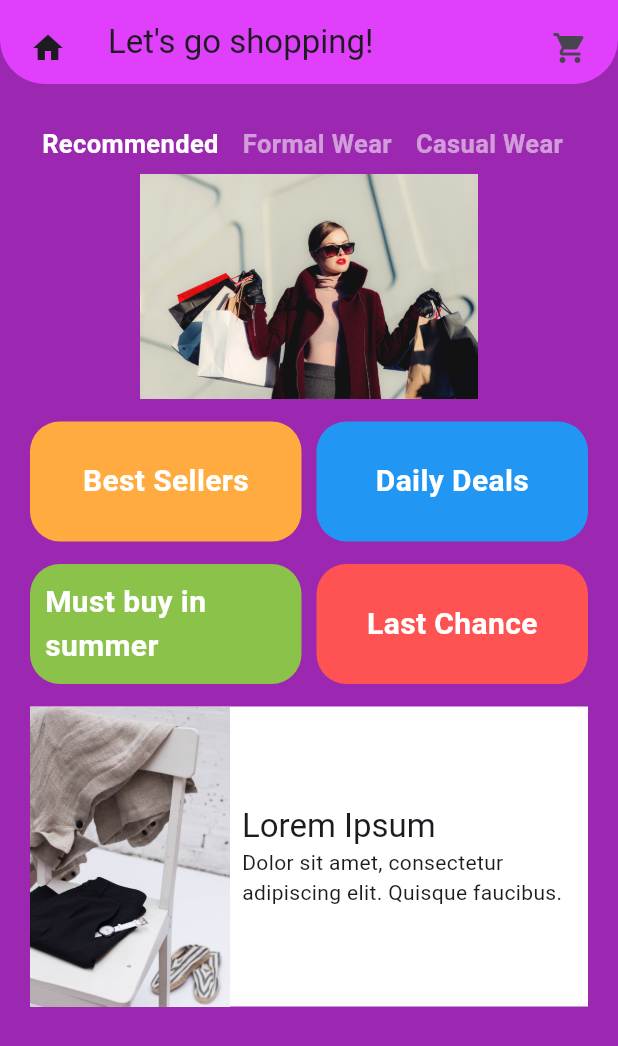
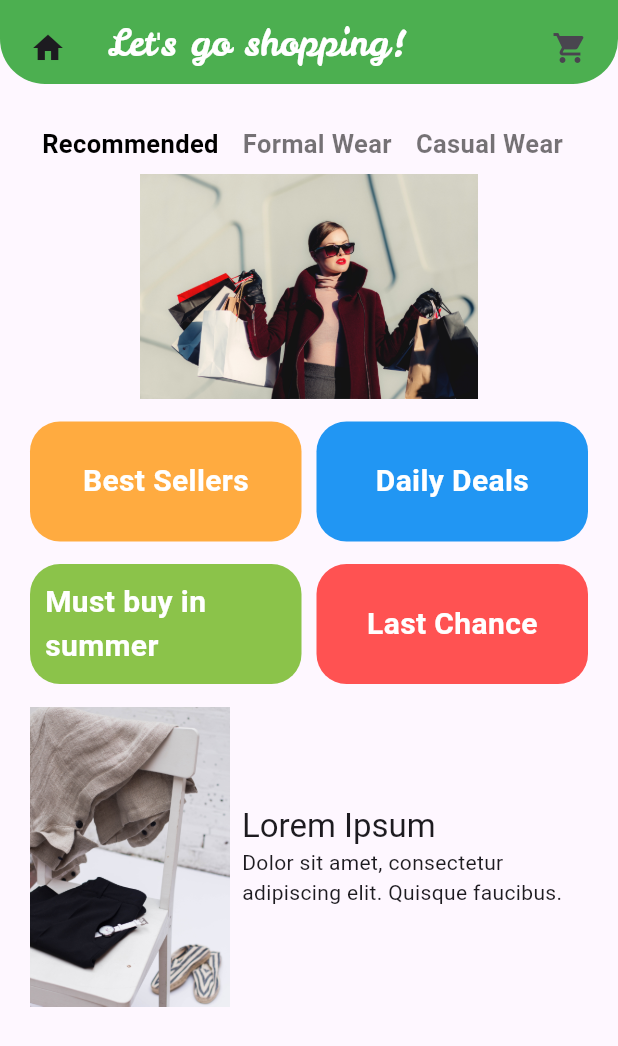
Before and after one commit to MD-DILDAR-MANDAL/learn_flutter, a Flutter app: the screen it shows after launch, on a phone screen of 412 x 824 dp. Shown: the top 1046 px of the screen. Run offline on Flutter 3.47's test engine with Material 3 defaults, Android fonts, the phone set to English and light mode, and no system bars.

Commit message:
learn theme

```diff
--- a/lib/e_commerce_screen_before.dart
+++ b/lib/e_commerce_screen_after.dart
@@ -1,10 +1,11 @@
 import 'package:flutter/material.dart';
 
 class ECommerceScreen extends StatelessWidget {
+  const ECommerceScreen({super.key});
+
   @override
   Widget build(BuildContext context) {
     return Scaffold(
-      backgroundColor: Colors.purple,
       appBar: _buildAppBar(),
       body: Padding(
         padding: const EdgeInsets.all(20.0),
@@ -26,7 +27,7 @@ class ECommerceScreen extends StatelessWidget {
   Container _buildProductTile(BuildContext context) {
     return Container(
             height: 200,
-            color: Colors.white,
+            color: Theme.of(context).cardColor,
             child: Row(
               children: <Widget>[
                 Image.asset(
@@ -58,16 +59,15 @@ class ECommerceScreen extends StatelessWidget {
   Row _buildToggleBar() {
     return Row(
             children: <Widget>[
-              _barOption(text: 'Recommended',color: Colors.white,),
-              _barOption(text: 'Formal Wear', color: Colors.white54),
-              _barOption(text: 'Casual Wear', color: Colors.white54),
+              _barOption(text: 'Recommended',color: Colors.black,),
+              _barOption(text: 'Formal Wear', color: Colors.black54),
+              _barOption(text: 'Casual Wear', color: Colors.black54),
             ],
           );
   }
 
   AppBar _buildAppBar() {
     return AppBar(
-      backgroundColor: Colors.purpleAccent,
       shape: RoundedRectangleBorder(
           borderRadius: BorderRadius.vertical(bottom: Radius.circular(30))),
       leading: Padding(
--- a/lib/main.dart
+++ b/lib/main.dart
@@ -1,5 +1,5 @@
 import 'package:flutter/material.dart';
-import 'package:learn_flutter/e_commerce_screen_before.dart';
+import 'package:learn_flutter/e_commerce_screen_after.dart';
 
 void main() {
   runApp(const MyApp());
@@ -11,12 +11,21 @@ class MyApp extends StatelessWidget {
   @override
   Widget build(BuildContext context) {
     return MaterialApp(
-      title: 'Flutter Demo',
       theme: ThemeData(
-        colorScheme: ColorScheme.fromSeed(seedColor: Colors.deepPurple),
+        brightness: Brightness.light,
+        primaryColor: Colors.green,
+        primarySwatch: Colors.green,
+        appBarTheme: AppBarTheme(
+          backgroundColor: Colors.green,
+          elevation: 10,
+          titleTextStyle: TextStyle(
+              fontFamily: 'LeckerliOne',
+              fontSize: 24,
+
+            ),
+          ),
       ),
       home: ECommerceScreen(),
-
     );
   }
 }
--- a/pubspec.yaml
+++ b/pubspec.yaml
@@ -41,3 +41,8 @@ flutter:
   uses-material-design: true
   assets:
    - assets/
+
+  fonts:
+    - family: LeckerliOne
+      fonts:
+        - asset: assets/LeckerliOne-Regular.ttf
```
Also changed, not shown: assets/LeckerliOne-Regular.ttf (added).
